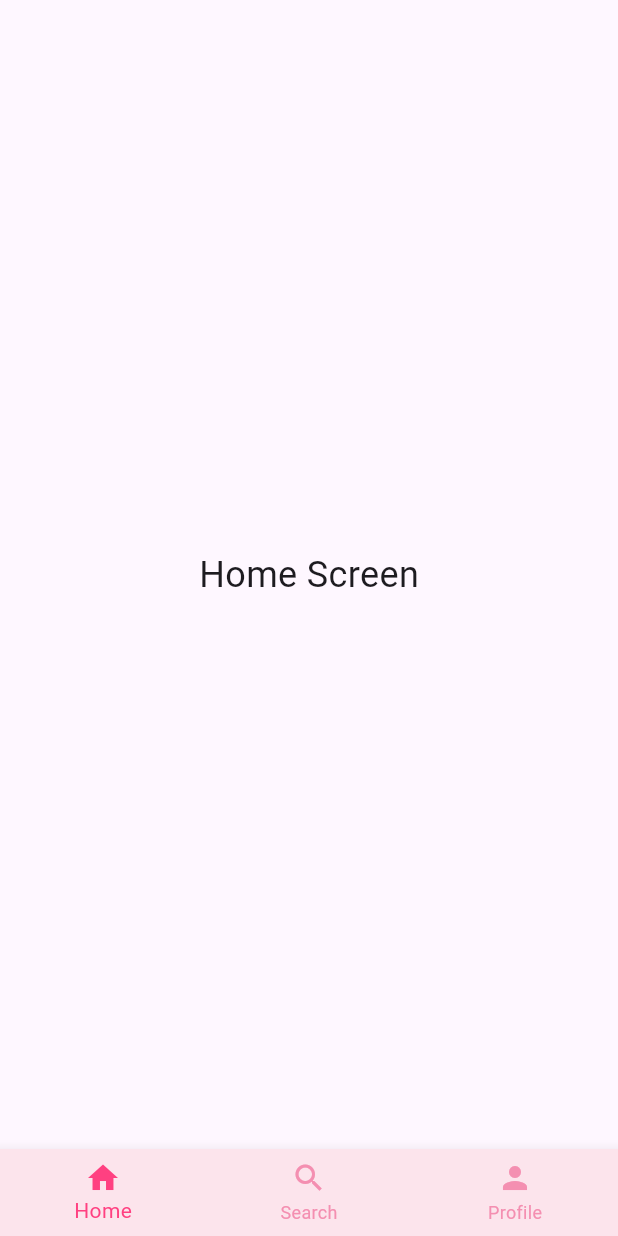
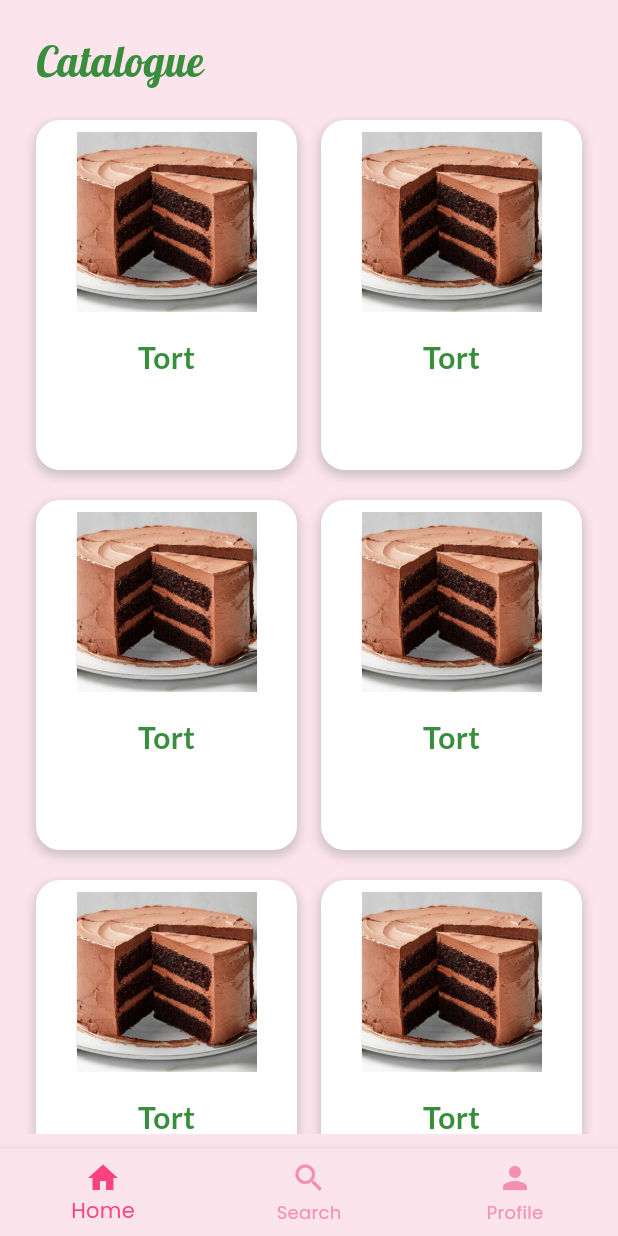
Before and after one commit to HolbertonPortfolio/CakeyMobile, a Flutter app: the MainScreen screen opened by its route, on a phone screen of 412 x 824 dp. Run offline on Flutter 3.47's test engine with Material 3 defaults, Android fonts, the light colour scheme and no system bars; our stand-ins replace auto_route, google_fonts.

Commit message:
Simple UI for HomeScreen

```diff
--- /dev/null
+++ b/lib/Api/api_provider.dart
@@ -0,0 +1,3 @@
+class ApiProvider {
+  static const String baseUrl = 'https://isa.az/api';
+}
--- a/lib/Presentation/routes/app_router.dart
+++ b/lib/Presentation/routes/app_router.dart
@@ -2,7 +2,7 @@ import 'package:auto_route/auto_route.dart';
 import 'package:flutter/material.dart';
 
 import '../screens/Onboarding/onboarding_screen.dart';
-import '../screens/main_screen.dart';
+import '../screens/MainScreen/main_screen.dart';
 import '../screens/splash_screen.dart';
 
 part 'app_router.gr.dart';
--- /dev/null
+++ b/lib/Presentation/screens/MainScreen/Pages/home_screen.dart
@@ -0,0 +1,54 @@
+import 'package:cakey_portfolio/Presentation/widgets/main/cake_card.dart';
+import 'package:flutter/cupertino.dart';
+import 'package:flutter/material.dart';
+import 'package:google_fonts/google_fonts.dart';
+
+class HomeScreen extends StatelessWidget {
+  const HomeScreen({super.key});
+
+  @override
+  Widget build(BuildContext context) {
+    return Scaffold(
+      backgroundColor: Colors.pink[50],
+      body: Padding(
+        padding: const EdgeInsets.symmetric(horizontal: 16, vertical: 10),
+        child: Column(
+          crossAxisAlignment: CrossAxisAlignment.start,
+          children: [
+            SizedBox(
+              height: 10,
+            ),
+            Align(
+              alignment: Alignment.topLeft,
+              child: Padding(
+                padding: const EdgeInsets.only(left: 8.0),
+                child: Text(
+                  'Catalogue',
+                  style: GoogleFonts.lobster(
+                    fontSize: 28,
+                    color: Colors.green[700],
+                  ),
+                ),
+              ),
+            ),
+            SizedBox(
+              height: 10,
+            ),
+            Expanded(
+              child: GridView.builder(
+                itemCount: 7,
+                gridDelegate: const SliverGridDelegateWithFixedCrossAxisCount(
+                  crossAxisCount: 2,
+                  childAspectRatio: 0.75,
+                ),
+                itemBuilder: (context, index) {
+                  return const CakeCardWidget();
+                },
+              ),
+            ),
+          ],
+        ),
+      ),
+    );
+  }
+}
--- a/lib/Presentation/screens/main_screen.dart
+++ b/lib/Presentation/screens/MainScreen/main_screen.dart
@@ -1,4 +1,5 @@
 import 'package:auto_route/auto_route.dart';
+import 'package:cakey_portfolio/Presentation/screens/MainScreen/Pages/home_screen.dart';
 import 'package:cakey_portfolio/res/app_colors.dart';
 import 'package:flutter/material.dart';
 
@@ -29,9 +30,7 @@ class _MainScreenState extends State<MainScreen> {
   @override
   Widget build(BuildContext context) {
     return Scaffold(
-      body: Center(
-        child: _widgetOptions.elementAt(_selectedIndex),
-      ),
+      body: SafeArea(child: _widgetOptions.elementAt(_selectedIndex)),
       bottomNavigationBar: BottomNavigationBar(
         items: const <BottomNavigationBarItem>[
           BottomNavigationBarItem(
@@ -58,16 +57,7 @@ class _MainScreenState extends State<MainScreen> {
   }
 }
 
-class HomeScreen extends StatelessWidget {
-  const HomeScreen({super.key});
 
-  @override
-  Widget build(BuildContext context) {
-    return const Center(
-      child: Text('Home Screen', style: TextStyle(fontSize: 24)),
-    );
-  }
-}
 
 class SearchScreen extends StatelessWidget {
   const SearchScreen({super.key});
--- /dev/null
+++ b/lib/Presentation/widgets/main/cake_card.dart
@@ -0,0 +1,56 @@
+import 'package:flutter/material.dart';
+import 'package:google_fonts/google_fonts.dart';
+
+class CakeCardWidget extends StatelessWidget {
+  const CakeCardWidget({super.key});
+
+  @override
+  Widget build(BuildContext context) {
+    return Container(
+      decoration: BoxDecoration(
+        color: Colors.white,
+        borderRadius: BorderRadius.circular(16),
+        boxShadow: [
+          BoxShadow(
+            color: Colors.grey.withOpacity(0.5),
+            spreadRadius: 1,
+            blurRadius: 5,
+            offset: Offset(0, 3),
+          ),
+        ],
+      ),
+      margin: EdgeInsets.symmetric(horizontal: 8, vertical: 10),
+      child: Column(
+        crossAxisAlignment: CrossAxisAlignment.center,
+        children: [
+          Padding(
+            padding: const EdgeInsets.all(8.0),
+            child: Container(
+              height: 120,
+              width: 120,
+              decoration: BoxDecoration(
+                borderRadius: BorderRadius.circular(16),
+                color: Colors.grey[300],
+              ),
+              child: Image.asset(
+                'assets/images/tort.png',
+                fit: BoxFit.cover,
+              ),
+            ),
+          ),
+          Padding(
+            padding: const EdgeInsets.symmetric(vertical: 8.0),
+            child: Text(
+              'Tort',
+              style: GoogleFonts.lato(
+                fontSize: 20,
+                fontWeight: FontWeight.bold,
+                color: Colors.green[700],
+              ),
+            ),
+          ),
+        ],
+      ),
+    );
+  }
+}
--- a/lib/Presentation/widgets/onboarding/onboarding_column_widget.dart
+++ b/lib/Presentation/widgets/onboarding/onboarding_column_widget.dart
@@ -16,7 +16,7 @@ class OnboardingColumn extends StatelessWidget {
         children: [
           Image.asset(imagePath, height: 300, width: 350,),
           const SizedBox(height: 20,),
-          Text(text, style: GoogleFonts.poppins(
+          Text(text, style: const TextStyle(
               fontSize: 24,
               fontWeight: FontWeight.w500
           ),),
--- a/lib/main.dart
+++ b/lib/main.dart
@@ -1,5 +1,6 @@
 import 'package:cakey_portfolio/Presentation/routes/app_router.dart';
 import 'package:flutter/material.dart';
+import 'package:google_fonts/google_fonts.dart';
 
 void main() {
   WidgetsFlutterBinding.ensureInitialized();
@@ -19,6 +20,9 @@ class CakeyApp extends StatelessWidget {
     return MaterialApp.router(
       theme: ThemeData(
         primarySwatch: Colors.blue,
+        textTheme: GoogleFonts.poppinsTextTheme(
+          Theme.of(context).textTheme,
+        )
       ),
       routerConfig: appRouter.config(),
     );
--- a/pubspec.yaml
+++ b/pubspec.yaml
@@ -38,6 +38,7 @@ dependencies:
   auto_route: ^8.1.3
   animations: ^2.0.11
   google_fonts: ^6.2.0
+  shimmer: ^3.0.0
 
 dev_dependencies:
   flutter_test:
```
Also changed, not shown: assets/images/tort.png (added), pubspec.lock.
